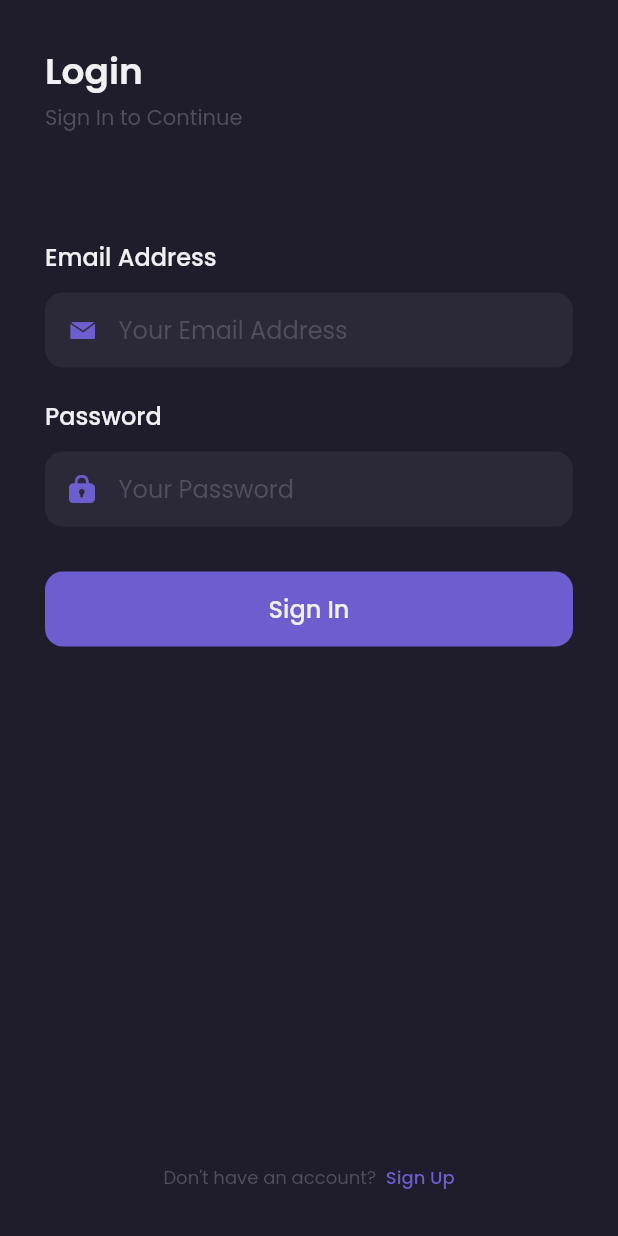
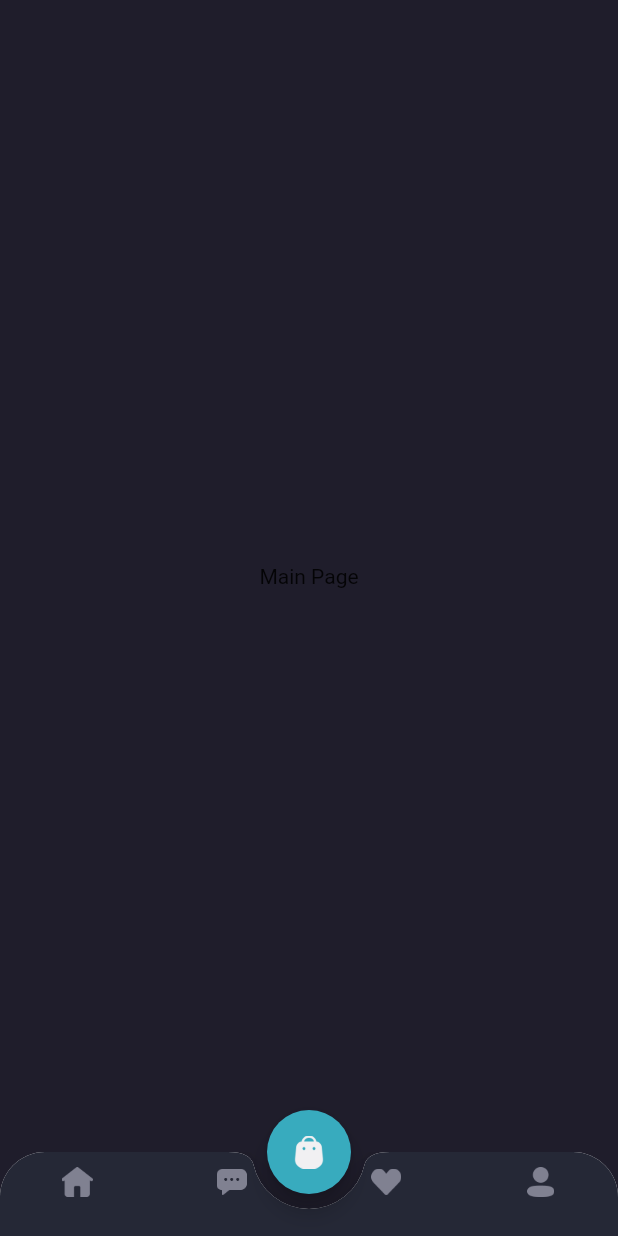
Before and after one commit to parhanhambali/toko-online-flutter, a Flutter app: the screen it shows after launch, after a tap on "Sign In", on a phone screen of 412 x 824 dp. Run offline on Flutter 3.47's test engine with Material 2 defaults, Android fonts, the light colour scheme and no system bars; our stand-ins replace google_fonts.

Commit message:
create custom bottom navigation

```diff
--- a/lib/main.dart
+++ b/lib/main.dart
@@ -2,6 +2,7 @@ import 'package:flutter/material.dart';
 import 'package:toko_online/pages/splash_page.dart';
 import 'package:toko_online/pages/sign_in_page.dart';
 import 'package:toko_online/pages/sign_up_page.dart';
+import 'pages/home/main_page.dart';
 import 'theme.dart';
 
 void main() => runApp(MyApp());
@@ -15,7 +16,8 @@ class MyApp extends StatelessWidget {
       routes: {
         '/' : (context) => SplashPage(),
         '/sign-in': (context) => SignInPage(),
-        '/sign-up' : (context) => SignUpPage()
+        '/sign-up' : (context) => SignUpPage(),
+        '/home': (context) => MainPage(),
       },
     );
   }
--- /dev/null
+++ b/lib/pages/home/main_page.dart
@@ -0,0 +1,80 @@
+import 'package:flutter/material.dart';
+
+import '../../theme.dart';
+
+class MainPage extends StatelessWidget {
+
+  @override
+  Widget build(BuildContext context) {
+
+    Widget cartButton() {
+      return FloatingActionButton(
+        onPressed: () {},
+        backgroundColor: secondaryColor,
+        child: Image.asset(
+          'assets/icon_cart.png',
+          width: 20,
+        ),
+      );
+    }
+
+    Widget customBottomNav() {
+      return ClipRRect(
+        borderRadius: BorderRadius.vertical(
+          top: Radius.circular(30),
+        ),
+        child: BottomAppBar(
+          shape: CircularNotchedRectangle(),
+          notchMargin: 10,
+          clipBehavior: Clip.antiAlias,
+          child: BottomNavigationBar(
+            backgroundColor: backgroundColor4,
+            type: BottomNavigationBarType.fixed,
+            items: [
+            BottomNavigationBarItem(
+              icon: Image.asset(
+                'assets/icon_home.png',
+                width: 21,
+                ),
+                label: '',
+              ),
+            BottomNavigationBarItem(
+              icon: Image.asset(
+                'assets/icon_chat.png',
+                width: 20,
+                ),
+                label: '',
+              ),
+            BottomNavigationBarItem(
+              icon: Image.asset(
+                'assets/icon_wishlist.png',
+                width: 20,
+                ),
+                label: '',
+              ),
+            BottomNavigationBarItem(
+              icon: Image.asset(
+                'assets/icon_profile.png',
+                width: 18,
+                ),
+                label: '',
+              ),
+            ],
+          ),
+        ),
+      );
+
+    }
+
+
+    return Scaffold(
+      backgroundColor: backgroundColor1,
+      floatingActionButton: cartButton(),
+      floatingActionButtonLocation: FloatingActionButtonLocation.centerDocked,
+      bottomNavigationBar: customBottomNav(),
+      body: Center
+      (child: Text('Main Page'),
+      ),
+    );
+  }
+}
--- a/lib/pages/sign_in_page.dart
+++ b/lib/pages/sign_in_page.dart
@@ -145,7 +145,9 @@ class SignInPage extends StatelessWidget {
         width: double.infinity,
         margin: EdgeInsets.only(top: 30,),
         child: TextButton(
-          onPressed: (){},
+          onPressed: (){
+            Navigator.pushNamed(context, '/home');
+          },
           style: TextButton.styleFrom(
             backgroundColor: primaryColor,
             shape: RoundedRectangleBorder(
--- a/lib/pages/sign_up_page.dart
+++ b/lib/pages/sign_up_page.dart
@@ -250,7 +250,9 @@ class SignUpPage extends StatelessWidget {
         width: double.infinity,
         margin: EdgeInsets.only(top: 30,),
         child: TextButton(
-          onPressed: (){},
+          onPressed: (){
+            Navigator.pushNamed(context, '/home');
+          },
           style: TextButton.styleFrom(
             backgroundColor: primaryColor,
             shape: RoundedRectangleBorder(
--- a/lib/theme.dart
+++ b/lib/theme.dart
@@ -10,6 +10,7 @@ Color priceColor = Color(0xff2C96F1);
 Color backgroundColor1 = Color(0xff1F1D2B);
 Color backgroundColor2 = Color(0xff2B2937);
 Color backgroundColor3 = Color(0xff242231);
+Color backgroundColor4 = Color(0xff252836);
 Color primaryTextColor = Color(0xffF1F0F2);
 Color secondaryTextColor = Color(0xff999999);
 Color subtitleColor = Color(0xff504F5E);
```
